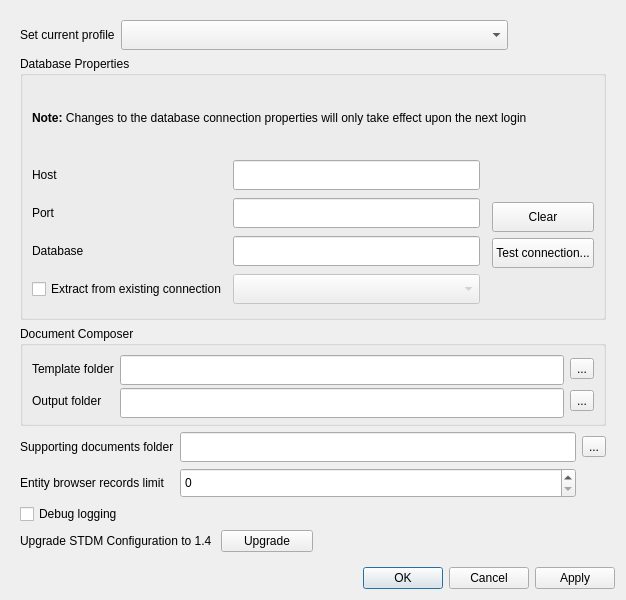
First picture: the form in ui/ui_options.ui, repository gltn/stdm, before the edit.
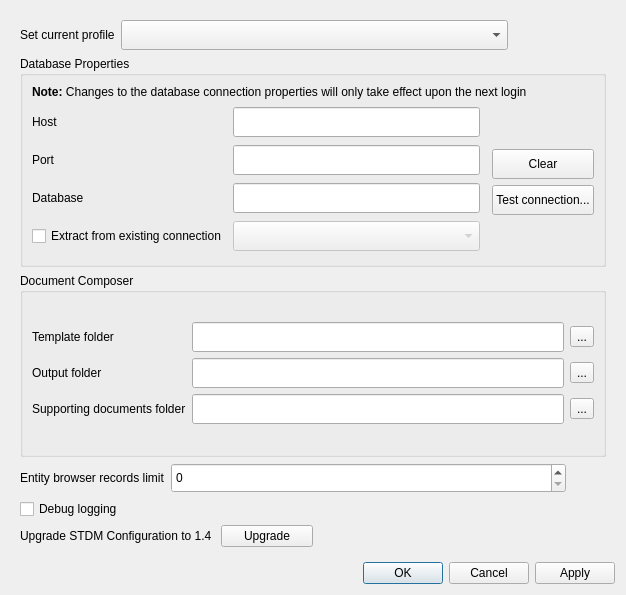
Second picture: the form after the edit. Icons and pictures are not drawn.

Commit message: Minor re-arrangement of items on the options window

Patch:
```diff
--- a/ui/ui_options.ui
+++ b/ui/ui_options.ui
@@ -7,7 +7,7 @@
     <x>0</x>
     <y>0</y>
     <width>626</width>
-    <height>600</height>
+    <height>595</height>
    </rect>
   </property>
   <property name="sizePolicy">
@@ -40,186 +40,54 @@
         <x>0</x>
         <y>0</y>
         <width>608</width>
-        <height>545</height>
+        <height>540</height>
        </rect>
       </property>
       <layout class="QGridLayout" name="gridLayout_5">
+       <item row="0" column="0" colspan="4">
+        <layout class="QGridLayout" name="gridLayout_7" rowstretch="0">
+         <item row="0" column="0">
+          <widget class="QLabel" name="label">
+           <property name="text">
+            <string>Set current profile</string>
+           </property>
+          </widget>
+         </item>
+         <item row="0" column="1">
+          <widget class="QComboBox" name="cbo_profiles">
+           <property name="sizePolicy">
+            <sizepolicy hsizetype="Expanding" vsizetype="Fixed">
+             <horstretch>0</horstretch>
+             <verstretch>0</verstretch>
+            </sizepolicy>
+           </property>
+           <property name="minimumSize">
+            <size>
+             <width>0</width>
+             <height>30</height>
+            </size>
+           </property>
+          </widget>
+         </item>
+        </layout>
+       </item>
        <item row="6" column="0" colspan="5">
-        <widget class="QGroupBox" name="groupBox_3">
-         <property name="maximumSize">
-          <size>
-           <width>16777215</width>
-           <height>100</height>
-          </size>
-         </property>
-         <property name="title">
-          <string>Document Composer</string>
-         </property>
-         <layout class="QGridLayout" name="gridLayout_4">
-          <item row="0" column="2">
-           <widget class="QToolButton" name="btn_template_folder">
-            <property name="toolTip">
-             <string>Choose templates directory</string>
-            </property>
-            <property name="text">
-             <string>...</string>
-            </property>
-            <property name="icon">
-             <iconset resource="../resources.qrc">
-              <normaloff>:/plugins/stdm/images/icons/open_file.png</normaloff>:/plugins/stdm/images/icons/open_file.png</iconset>
-            </property>
-            <property name="iconSize">
-             <size>
-              <width>24</width>
-              <height>24</height>
-             </size>
-            </property>
-           </widget>
-          </item>
-          <item row="1" column="0">
-           <widget class="QLabel" name="label_8">
-            <property name="text">
-             <string>Output folder</string>
-            </property>
-           </widget>
-          </item>
-          <item row="0" column="1">
-           <widget class="QLineEdit" name="txt_template_dir">
-            <property name="minimumSize">
-             <size>
-              <width>0</width>
-              <height>30</height>
-             </size>
-            </property>
-            <property name="maxLength">
-             <number>500</number>
-            </property>
-            <property name="readOnly">
-             <bool>true</bool>
-            </property>
-           </widget>
-          </item>
-          <item row="0" column="0">
-           <widget class="QLabel" name="label_7">
-            <property name="text">
-             <string>Template folder</string>
-            </property>
-           </widget>
-          </item>
-          <item row="1" column="1">
-           <widget class="QLineEdit" name="txt_output_dir">
-            <property name="minimumSize">
-             <size>
-              <width>0</width>
-              <height>30</height>
-             </size>
-            </property>
-            <property name="maxLength">
-             <number>500</number>
-            </property>
-            <property name="readOnly">
-             <bool>true</bool>
-            </property>
-           </widget>
-          </item>
-          <item row="1" column="2">
-           <widget class="QToolButton" name="btn_composer_out_folder">
-            <property name="toolTip">
-             <string>Choose output directory</string>
-            </property>
-            <property name="text">
-             <string>...</string>
-            </property>
-            <property name="icon">
-             <iconset resource="../resources.qrc">
-              <normaloff>:/plugins/stdm/images/icons/open_file.png</normaloff>:/plugins/stdm/images/icons/open_file.png</iconset>
-            </property>
-            <property name="iconSize">
-             <size>
-              <width>24</width>
-              <height>24</height>
-             </size>
-            </property>
-           </widget>
-          </item>
-         </layout>
-        </widget>
-       </item>
-       <item row="10" column="1">
-        <widget class="QPushButton" name="upgradeButton">
-         <property name="text">
-          <string>Upgrade</string>
-         </property>
-        </widget>
-       </item>
-       <item row="10" column="0">
-        <widget class="QLabel" name="label_9">
-         <property name="text">
-          <string>Upgrade STDM Configuration to 1.4 </string>
-         </property>
-        </widget>
-       </item>
-       <item row="9" column="0">
-        <widget class="QCheckBox" name="chk_logging">
-         <property name="text">
-          <string>Debug logging</string>
-         </property>
-        </widget>
-       </item>
-       <item row="7" column="0" colspan="5">
-        <layout class="QGridLayout" name="gridLayout_6">
-         <item row="0" column="0">
-          <widget class="QLabel" name="label_6">
-           <property name="text">
-            <string>Supporting documents folder</string>
-           </property>
-          </widget>
-         </item>
-         <item row="0" column="1">
-          <widget class="QLineEdit" name="txtRepoLocation">
-           <property name="minimumSize">
-            <size>
-             <width>0</width>
-             <height>30</height>
-            </size>
-           </property>
-           <property name="maxLength">
-            <number>500</number>
-           </property>
-           <property name="readOnly">
-            <bool>true</bool>
-           </property>
-          </widget>
-         </item>
-         <item row="0" column="2">
-          <widget class="QToolButton" name="btn_supporting_docs">
-           <property name="toolTip">
-            <string>Choose supporting documents directory</string>
-           </property>
-           <property name="text">
-            <string>...</string>
-           </property>
-           <property name="icon">
-            <iconset resource="../resources.qrc">
-             <normaloff>:/plugins/stdm/images/icons/open_file.png</normaloff>:/plugins/stdm/images/icons/open_file.png</iconset>
-           </property>
-           <property name="iconSize">
-            <size>
-             <width>24</width>
-             <height>24</height>
-            </size>
-           </property>
-          </widget>
-         </item>
-         <item row="1" column="0">
+        <layout class="QHBoxLayout" name="horizontalLayout">
+         <item>
           <widget class="QLabel" name="label_10">
            <property name="text">
             <string>Entity browser records limit</string>
            </property>
           </widget>
          </item>
-         <item row="1" column="1">
+         <item>
           <widget class="QSpinBox" name="edtEntityRecords">
+           <property name="sizePolicy">
+            <sizepolicy hsizetype="Minimum" vsizetype="Fixed">
+             <horstretch>1</horstretch>
+             <verstretch>0</verstretch>
+            </sizepolicy>
+           </property>
            <property name="minimumSize">
             <size>
              <width>0</width>
@@ -228,8 +96,42 @@
            </property>
           </widget>
          </item>
+         <item>
+          <spacer name="horizontalSpacer">
+           <property name="orientation">
+            <enum>Qt::Horizontal</enum>
+           </property>
+           <property name="sizeHint" stdset="0">
+            <size>
+             <width>40</width>
+             <height>20</height>
+            </size>
+           </property>
+          </spacer>
+         </item>
         </layout>
        </item>
+       <item row="8" column="0">
+        <widget class="QCheckBox" name="chk_logging">
+         <property name="text">
+          <string>Debug logging</string>
+         </property>
+        </widget>
+       </item>
+       <item row="9" column="0">
+        <widget class="QLabel" name="label_9">
+         <property name="text">
+          <string>Upgrade STDM Configuration to 1.4 </string>
+         </property>
+        </widget>
+       </item>
+       <item row="9" column="1">
+        <widget class="QPushButton" name="upgradeButton">
+         <property name="text">
+          <string>Upgrade</string>
+         </property>
+        </widget>
+       </item>
        <item row="3" column="0" colspan="5">
         <widget class="QGroupBox" name="groupBox">
          <property name="title">
@@ -418,32 +320,159 @@
          </layout>
         </widget>
        </item>
-       <item row="0" column="0" colspan="4">
-        <layout class="QGridLayout" name="gridLayout_7" rowstretch="0">
-         <item row="0" column="0">
-          <widget class="QLabel" name="label">
-           <property name="text">
-            <string>Set current profile</string>
-           </property>
-          </widget>
-         </item>
-         <item row="0" column="1">
-          <widget class="QComboBox" name="cbo_profiles">
-           <property name="sizePolicy">
-            <sizepolicy hsizetype="Expanding" vsizetype="Fixed">
-             <horstretch>0</horstretch>
-             <verstretch>0</verstretch>
-            </sizepolicy>
-           </property>
-           <property name="minimumSize">
-            <size>
-             <width>0</width>
-             <height>30</height>
-            </size>
-           </property>
-          </widget>
-         </item>
-        </layout>
+       <item row="5" column="0" colspan="5">
+        <widget class="QGroupBox" name="groupBox_3">
+         <property name="sizePolicy">
+          <sizepolicy hsizetype="Preferred" vsizetype="Fixed">
+           <horstretch>0</horstretch>
+           <verstretch>0</verstretch>
+          </sizepolicy>
+         </property>
+         <property name="maximumSize">
+          <size>
+           <width>16777215</width>
+           <height>250</height>
+          </size>
+         </property>
+         <property name="title">
+          <string>Document Composer</string>
+         </property>
+         <layout class="QVBoxLayout" name="verticalLayout_2">
+          <item>
+           <layout class="QGridLayout" name="gridLayout_4">
+            <item row="2" column="0">
+             <widget class="QLabel" name="label_6">
+              <property name="text">
+               <string>Supporting documents folder</string>
+              </property>
+             </widget>
+            </item>
+            <item row="1" column="0">
+             <widget class="QLabel" name="label_8">
+              <property name="text">
+               <string>Output folder</string>
+              </property>
+             </widget>
+            </item>
+            <item row="1" column="2">
+             <widget class="QToolButton" name="btn_composer_out_folder">
+              <property name="toolTip">
+               <string>Choose output directory</string>
+              </property>
+              <property name="text">
+               <string>...</string>
+              </property>
+              <property name="icon">
+               <iconset resource="../resources.qrc">
+                <normaloff>:/plugins/stdm/images/icons/open_file.png</normaloff>:/plugins/stdm/images/icons/open_file.png</iconset>
+              </property>
+              <property name="iconSize">
+               <size>
+                <width>24</width>
+                <height>24</height>
+               </size>
+              </property>
+             </widget>
+            </item>
+            <item row="1" column="1">
+             <widget class="QLineEdit" name="txt_output_dir">
+              <property name="minimumSize">
+               <size>
+                <width>0</width>
+                <height>30</height>
+               </size>
+              </property>
+              <property name="maxLength">
+               <number>500</number>
+              </property>
+              <property name="readOnly">
+               <bool>true</bool>
+              </property>
+             </widget>
+            </item>
+            <item row="0" column="2">
+             <widget class="QToolButton" name="btn_template_folder">
+              <property name="toolTip">
+               <string>Choose templates directory</string>
+              </property>
+              <property name="text">
+               <string>...</string>
+              </property>
+              <property name="icon">
+               <iconset resource="../resources.qrc">
+                <normaloff>:/plugins/stdm/images/icons/open_file.png</normaloff>:/plugins/stdm/images/icons/open_file.png</iconset>
+              </property>
+              <property name="iconSize">
+               <size>
+                <width>24</width>
+                <height>24</height>
+               </size>
+              </property>
+             </widget>
+            </item>
+            <item row="0" column="0">
+             <widget class="QLabel" name="label_7">
+              <property name="text">
+               <string>Template folder</string>
+              </property>
+             </widget>
+            </item>
+            <item row="2" column="2">
+             <widget class="QToolButton" name="btn_supporting_docs">
+              <property name="toolTip">
+               <string>Choose supporting documents directory</string>
+              </property>
+              <property name="text">
+               <string>...</string>
+              </property>
+              <property name="icon">
+               <iconset resource="../resources.qrc">
+                <normaloff>:/plugins/stdm/images/icons/open_file.png</normaloff>:/plugins/stdm/images/icons/open_file.png</iconset>
+              </property>
+              <property name="iconSize">
+               <size>
+                <width>24</width>
+                <height>24</height>
+               </size>
+              </property>
+             </widget>
+            </item>
+            <item row="0" column="1">
+             <widget class="QLineEdit" name="txt_template_dir">
+              <property name="minimumSize">
+               <size>
+                <width>0</width>
+                <height>30</height>
+               </size>
+              </property>
+              <property name="maxLength">
+               <number>500</number>
+              </property>
+              <property name="readOnly">
+               <bool>true</bool>
+              </property>
+             </widget>
+            </item>
+            <item row="2" column="1">
+             <widget class="QLineEdit" name="txtRepoLocation">
+              <property name="minimumSize">
+               <size>
+                <width>0</width>
+                <height>30</height>
+               </size>
+              </property>
+              <property name="maxLength">
+               <number>500</number>
+              </property>
+              <property name="readOnly">
+               <bool>true</bool>
+              </property>
+             </widget>
+            </item>
+           </layout>
+          </item>
+         </layout>
+        </widget>
        </item>
       </layout>
      </widget>
```
The commit also changes 1 other file.
